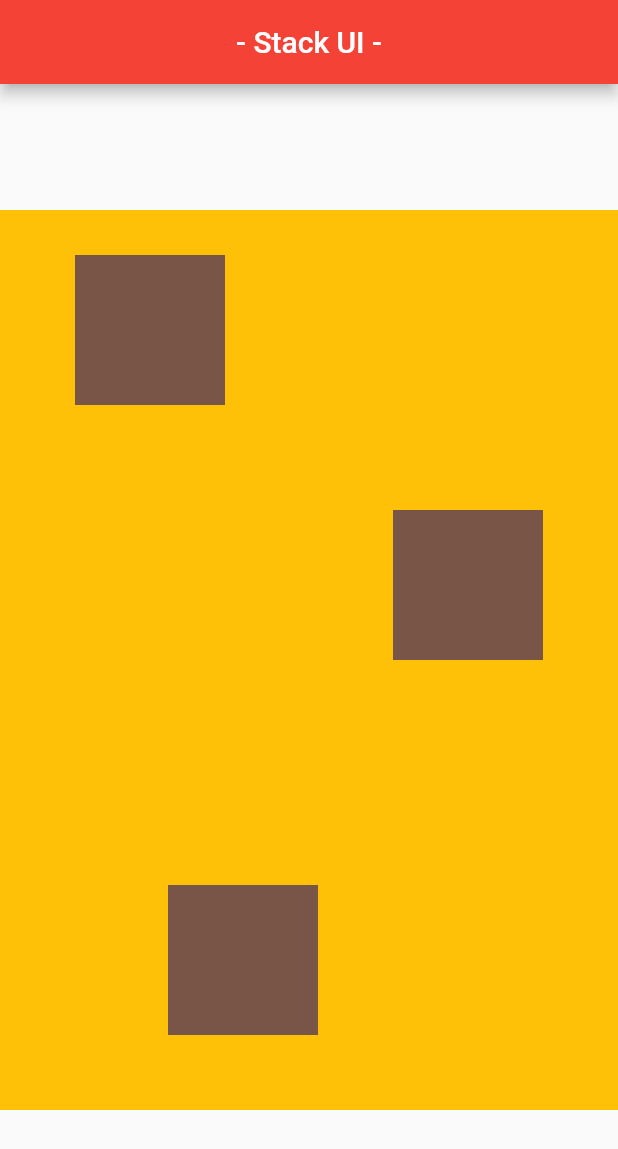
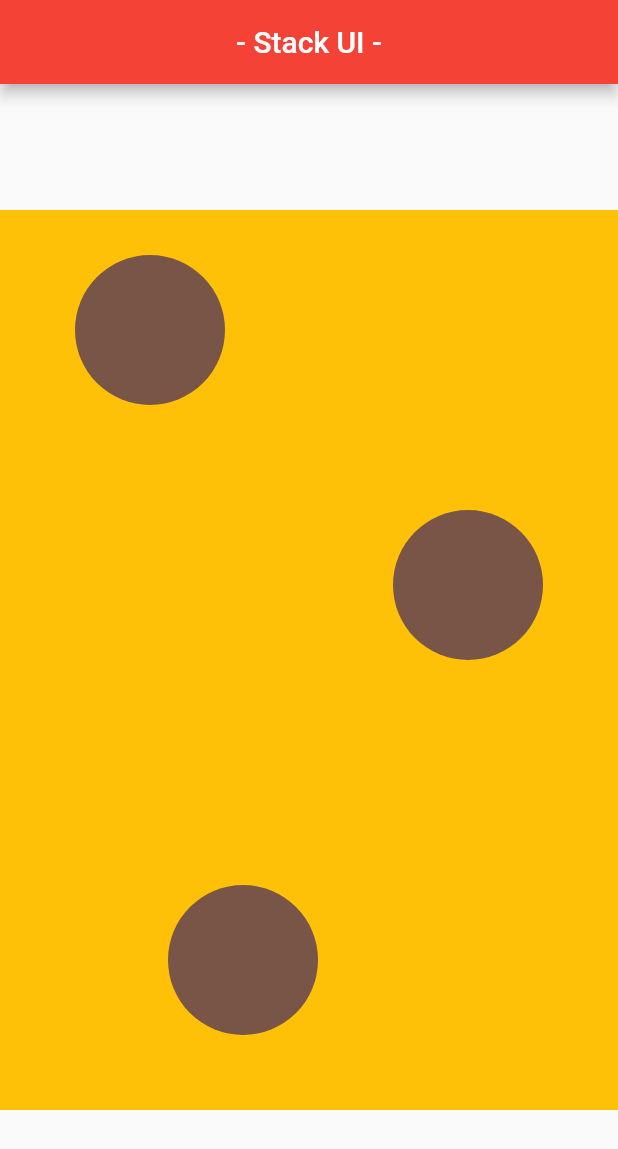
Before and after one commit to zahangiralamjp/flutter_ui_page, a Flutter app: the screen it shows after launch, on a phone screen of 412 x 824 dp. Shown: the top 1149 px of the screen. Run offline on Flutter 3.47's test engine with Material 2 defaults, Android fonts, the phone set to English and light mode, and no system bars.

Commit message:
Positioned Stack Container BorderRadius

```diff
--- a/lib/main.dart
+++ b/lib/main.dart
@@ -30,7 +30,7 @@ class FluterUI extends StatelessWidget {
                   width: 500,
                   height: 600,
                   color: Colors.amber,
-/////////// Positioned Stack //////////////////////////////
+/////////// Positioned Stack Container BorderRadius //////////////////////////////
                   child: Stack(
                     children: [
                       Positioned(
@@ -39,7 +39,10 @@ class FluterUI extends StatelessWidget {
                           child: Container(
                             width: 100,
                             height: 100,
-                            color: Colors.brown,
+                            decoration: BoxDecoration(
+                              color: Colors.brown,
+                              borderRadius: BorderRadius.circular(50),
+                            ),
                           )),
                       Positioned(
                           right: 50,
@@ -47,7 +50,10 @@ class FluterUI extends StatelessWidget {
                           child: Container(
                             width: 100,
                             height: 100,
-                            color: Colors.brown,
+                            decoration: BoxDecoration(
+                              color: Colors.brown,
+                              borderRadius: BorderRadius.circular(50),
+                            ),
                           )),
                       Positioned(
                           right: 200,
@@ -55,7 +61,10 @@ class FluterUI extends StatelessWidget {
                           child: Container(
                             width: 100,
                             height: 100,
-                            color: Colors.brown,
+                            decoration: BoxDecoration(
+                              color: Colors.brown,
+                              borderRadius: BorderRadius.circular(50),
+                            ),
                           )),
                     ],
                   ),
```
